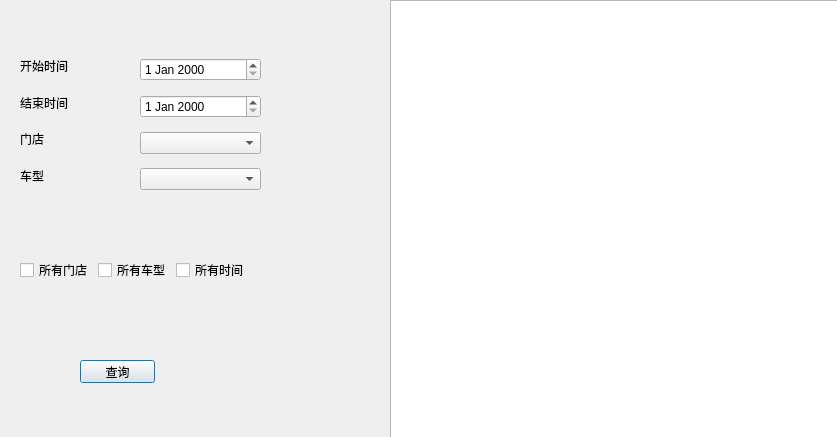
Qt form finance.ui (TommyLee96/car-rent) before a commit.
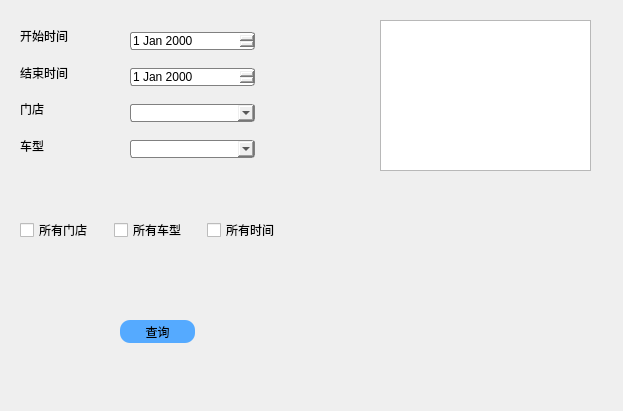
The same form after that commit. Icons and pictures are not drawn.

Diff of the .ui file:
```diff
--- a/finance.ui
+++ b/finance.ui
@@ -6,8 +6,8 @@
    <rect>
     <x>0</x>
     <y>0</y>
-    <width>837</width>
-    <height>437</height>
+    <width>623</width>
+    <height>411</height>
    </rect>
   </property>
   <property name="windowTitle">
@@ -16,24 +16,52 @@
   <widget class="QWidget" name="verticalLayoutWidget">
    <property name="geometry">
     <rect>
-     <x>140</x>
-     <y>50</y>
-     <width>121</width>
+     <x>130</x>
+     <y>20</y>
+     <width>125</width>
      <height>151</height>
     </rect>
    </property>
    <layout class="QVBoxLayout" name="verticalLayout">
     <item>
-     <widget class="QDateEdit" name="dateEdit"/>
+     <widget class="QDateEdit" name="dateEdit">
+      <property name="styleSheet">
+       <string notr="true">border: 1px solid gray;
+font: 10pt &quot;Arial&quot;;
+border-radius: 3px;
+</string>
+      </property>
+     </widget>
     </item>
     <item>
-     <widget class="QDateEdit" name="dateEdit_2"/>
+     <widget class="QDateEdit" name="dateEdit_2">
+      <property name="styleSheet">
+       <string notr="true">border: 1px solid gray;
+font: 10pt &quot;Arial&quot;;
+border-radius: 3px;
+</string>
+      </property>
+     </widget>
     </item>
     <item>
-     <widget class="QComboBox" name="comboBox"/>
+     <widget class="QComboBox" name="comboBox">
+      <property name="styleSheet">
+       <string notr="true">border: 1px solid gray;
+font: 10pt &quot;Arial&quot;;
+border-radius: 3px;
+</string>
+      </property>
+     </widget>
     </item>
     <item>
-     <widget class="QComboBox" name="comboBox_2"/>
+     <widget class="QComboBox" name="comboBox_2">
+      <property name="styleSheet">
+       <string notr="true">border: 1px solid gray;
+font: 10pt &quot;Arial&quot;;
+border-radius: 3px;
+</string>
+      </property>
+     </widget>
     </item>
    </layout>
   </widget>
@@ -41,7 +69,7 @@
    <property name="geometry">
     <rect>
      <x>20</x>
-     <y>50</y>
+     <y>20</y>
      <width>111</width>
      <height>141</height>
     </rect>
@@ -49,6 +77,13 @@
    <layout class="QVBoxLayout" name="verticalLayout_2">
     <item>
      <widget class="QLabel" name="label">
+      <property name="styleSheet">
+       <string notr="true"> 
+         font: 12pt &quot;微软雅黑&quot;;
+        
+   
+</string>
+      </property>
       <property name="text">
        <string>开始时间</string>
       </property>
@@ -56,6 +91,13 @@
     </item>
     <item>
      <widget class="QLabel" name="label_2">
+      <property name="styleSheet">
+       <string notr="true"> 
+         font: 12pt &quot;微软雅黑&quot;;
+        
+   
+</string>
+      </property>
       <property name="text">
        <string>结束时间</string>
       </property>
@@ -63,6 +105,13 @@
     </item>
     <item>
      <widget class="QLabel" name="label_4">
+      <property name="styleSheet">
+       <string notr="true"> 
+         font: 12pt &quot;微软雅黑&quot;;
+        
+   
+</string>
+      </property>
       <property name="text">
        <string>门店</string>
       </property>
@@ -70,6 +119,13 @@
     </item>
     <item>
      <widget class="QLabel" name="label_3">
+      <property name="styleSheet">
+       <string notr="true"> 
+         font: 12pt &quot;微软雅黑&quot;;
+        
+   
+</string>
+      </property>
       <property name="text">
        <string>车型</string>
       </property>
@@ -80,12 +136,21 @@
   <widget class="QPushButton" name="pushButton">
    <property name="geometry">
     <rect>
-     <x>80</x>
-     <y>360</y>
+     <x>120</x>
+     <y>320</y>
      <width>75</width>
      <height>23</height>
     </rect>
    </property>
+   <property name="styleSheet">
+    <string notr="true"> border-style:solid;  
+       background: transparent;  
+       background-color: rgb(85, 170, 255); 
+         font: 12pt &quot;微软雅黑&quot;;
+        
+        border-radius: 10px;  
+</string>
+   </property>
    <property name="text">
     <string>查询</string>
    </property>
@@ -93,10 +158,10 @@
   <widget class="QTableWidget" name="tableWidget">
    <property name="geometry">
     <rect>
-     <x>390</x>
-     <y>0</y>
-     <width>451</width>
-     <height>441</height>
+     <x>380</x>
+     <y>20</y>
+     <width>211</width>
+     <height>151</height>
     </rect>
    </property>
   </widget>
@@ -104,14 +169,21 @@
    <property name="geometry">
     <rect>
      <x>20</x>
-     <y>230</y>
-     <width>227</width>
+     <y>190</y>
+     <width>275</width>
      <height>80</height>
     </rect>
    </property>
    <layout class="QHBoxLayout" name="horizontalLayout">
     <item>
      <widget class="QCheckBox" name="checkBox_3">
+      <property name="styleSheet">
+       <string notr="true"> 
+         font: 12pt &quot;微软雅黑&quot;;
+        
+   
+</string>
+      </property>
       <property name="text">
        <string>所有门店</string>
       </property>
@@ -119,6 +191,13 @@
     </item>
     <item>
      <widget class="QCheckBox" name="checkBox_2">
+      <property name="styleSheet">
+       <string notr="true"> 
+         font: 12pt &quot;微软雅黑&quot;;
+        
+   
+</string>
+      </property>
       <property name="text">
        <string>所有车型</string>
       </property>
@@ -126,6 +205,13 @@
     </item>
     <item>
      <widget class="QCheckBox" name="checkBox">
+      <property name="styleSheet">
+       <string notr="true"> 
+         font: 12pt &quot;微软雅黑&quot;;
+        
+   
+</string>
+      </property>
       <property name="text">
        <string>所有时间</string>
       </property>
@@ -133,6 +219,22 @@
     </item>
    </layout>
   </widget>
+  <widget class="QLabel" name="label_5">
+   <property name="geometry">
+    <rect>
+     <x>280</x>
+     <y>180</y>
+     <width>391</width>
+     <height>231</height>
+    </rect>
+   </property>
+   <property name="styleSheet">
+    <string notr="true">image: url(:/4.jpg);</string>
+   </property>
+   <property name="text">
+    <string/>
+   </property>
+  </widget>
  </widget>
  <resources/>
  <connections/>
```
